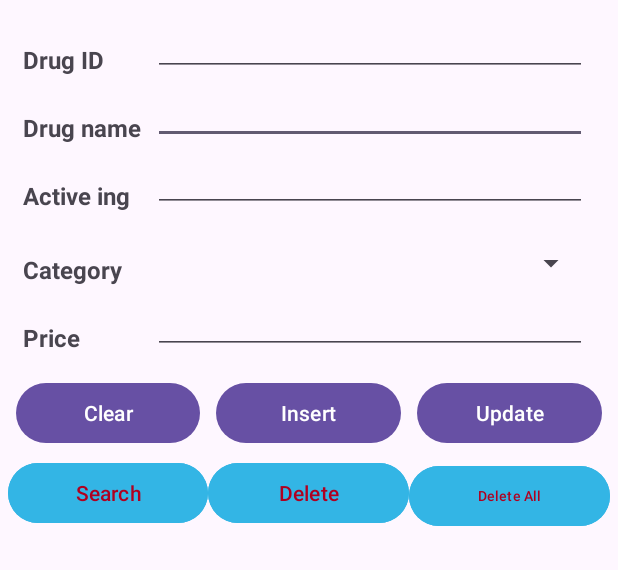
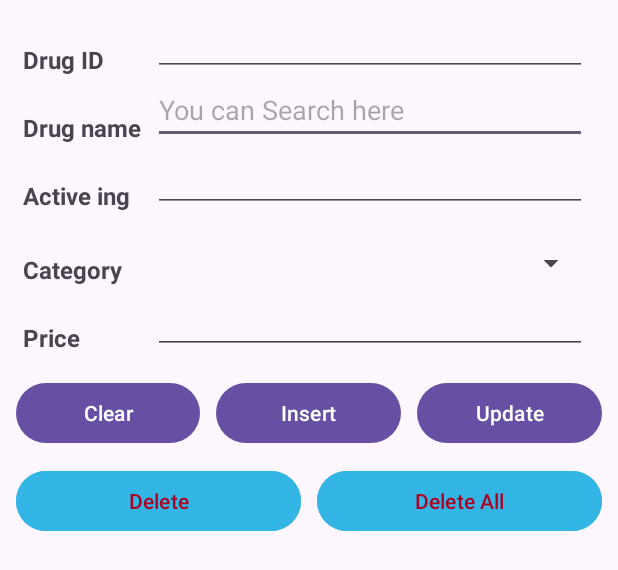
Before and after one commit to bogynaggar/Drug-SQLDB, an Android app: the layout activity_main.xml on its own in the app's theme, with its tools: preview values and no code run, on a phone screen of 412 x 824 dp. Shown: the top 570 px of the screen. Run offline under Robolectric (Android 15) with nearby library versions, the phone set to English and light mode, and no system bars.

Commit message:
Search added

```diff
--- a/app/src/main/res/layout/activity_main.xml
+++ b/app/src/main/res/layout/activity_main.xml
@@ -49,6 +49,7 @@
         android:layout_height="wrap_content"
         android:layout_marginStart="15dp"
         android:layout_marginEnd="15dp"
+        android:hint="@string/hint"
         app:layout_constraintStart_toEndOf="@id/TV_drug_A_ing"
         app:layout_constraintTop_toBottomOf="@id/ED_id"
         app:layout_constraintEnd_toEndOf="parent"
@@ -170,19 +171,11 @@
         >
 
         <com.google.android.material.button.MaterialButton
-            android:id="@+id/bt_search"
-            android:layout_width="0dp"
-            android:layout_height="wrap_content"
-            android:layout_weight="1"
-            android:backgroundTint="@android:color/holo_blue_light"
-            android:text="@string/seach"
-            android:textColor="@color/design_default_color_error" />
-
-        <com.google.android.material.button.MaterialButton
             android:id="@+id/bt_delete"
             android:layout_width="0dp"
             android:layout_height="wrap_content"
             android:layout_weight="1"
+            android:layout_margin="5dp"
             android:backgroundTint="@android:color/holo_blue_light"
             android:text="@string/delete"
             android:textColor="@color/design_default_color_error" />
@@ -192,7 +185,7 @@
             android:layout_width="0dp"
             android:layout_height="wrap_content"
             android:layout_weight="1"
-            android:textSize="9sp"
+            android:layout_margin="5dp"
             android:backgroundTint="@android:color/holo_blue_light"
             android:text="@string/delete_All"
             android:textColor="@color/design_default_color_error" />
--- a/app/src/main/res/values/strings.xml
+++ b/app/src/main/res/values/strings.xml
@@ -11,4 +11,5 @@
     <string name="delete_All">Delete All</string>
     <string name="Clear">Clear</string>
     <string name="seach">Search</string>
+    <string name="hint">You can Search here</string>
 </resources>
```
Also changed, not shown: app/src/main/java/com/example/drugdb/MainActivity.kt (+31 -18 lines), app/src/main/java/com/example/drugdb/MySQL.kt (+24 -0 lines).
